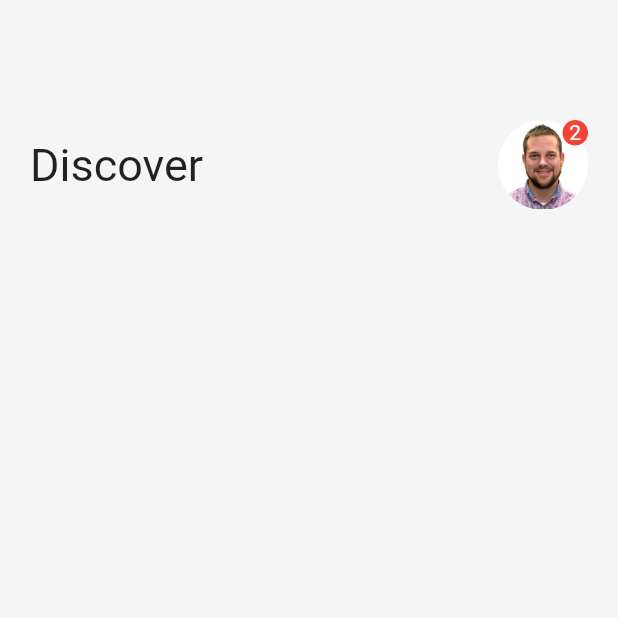
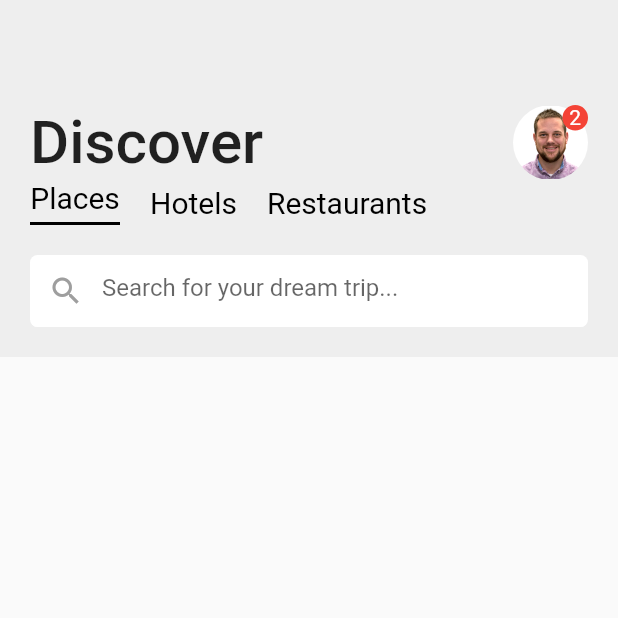
Before and after one commit to aledevme/flutter-travelui, a Flutter app: the Home screen opened by its route, on a phone screen of 412 x 824 dp, the top half of it. Run offline on Flutter 3.47's test engine with Material 2 defaults, Android fonts, the light colour scheme and no system bars.

Commit message:
header app - home screen fixed

```diff
--- a/lib/pages/home.dart
+++ b/lib/pages/home.dart
@@ -5,17 +5,28 @@ class Home extends StatelessWidget {
   @override
   Widget build(BuildContext context) {
     return Scaffold(
-      backgroundColor: Colors.grey[100],
       body: SingleChildScrollView(
         child: Container(
-          padding: EdgeInsets.symmetric(
-            horizontal: 20,
-            vertical: 80
-          ),
           child: Column(
             crossAxisAlignment: CrossAxisAlignment.start,
             children: [
-              _headerApp()
+             Container(
+               padding: EdgeInsets.only(
+                 top: 70,
+                 left: 20,
+                 right: 20,
+                 bottom: 20
+               ),
+               color: Colors.grey[200],
+               child: Column(
+                 children: [
+                    _headerApp(),
+                    _options(),
+                    SizedBox(height: 20),
+                    _searchField()
+                 ],
+               ),
+             )
             ],
           ),
         ),
@@ -30,7 +41,8 @@ class Home extends StatelessWidget {
       children: [
         Container(
           child: Text('Discover', style: TextStyle(
-            fontSize: 30
+            fontSize: 40,
+            fontWeight: FontWeight.w500,
           )),
         ),
         Stack(
@@ -38,14 +50,14 @@ class Home extends StatelessWidget {
             ClipRRect(
               borderRadius: BorderRadius.circular(100),
               child: Image(
-                  height: 60,
-                  width: 60,
+                height: 50,
+                width: 50,
                 image: AssetImage('assets/profile.png'),
               ),
             ),
             Positioned(
-                left: 43,
-                bottom: 43,
+              left: 33,
+              bottom: 33,
               child: Container(
                 decoration: BoxDecoration(
                   borderRadius: BorderRadius.circular(50),
@@ -54,7 +66,7 @@ class Home extends StatelessWidget {
                 width: 17,
                 height: 17,
                 child: Text('2', style: TextStyle(
-                    color: Colors.white
+                  color: Colors.white,
                 )),
                 alignment: Alignment.center,
               ),
@@ -64,4 +76,49 @@ class Home extends StatelessWidget {
       ],
     );
   }
+
+  Widget _options(){
+    return Row(
+      children: [
+        Column(
+          children: [
+            Text('Places', style: TextStyle(
+            fontSize: 20,
+              color: Colors.black
+            )),
+            SizedBox(height: 5),
+            Container(color: Colors.black,height: 2, width: 60)
+          ],
+        ),
+        SizedBox(width: 20),
+        Text('Hotels', style: TextStyle(
+          fontSize: 20,
+          color: Colors.black
+        )),
+        SizedBox(width: 20),
+          Text('Restaurants', style: TextStyle(
+          fontSize: 20,
+          color: Colors.black
+        )),
+      ],
+    );
   }
+
+  Widget _searchField(){
+    return TextField(
+      decoration: InputDecoration(
+        enabledBorder: UnderlineInputBorder(
+          borderSide: BorderSide(color: Colors.white),
+          borderRadius: BorderRadius.circular(5)
+        ),
+        filled: true,
+        fillColor: Colors.white,
+        prefixIcon: Icon(Icons.search, color: Colors.grey),
+        hintText: 'Search for your dream trip...',
+        focusedBorder:OutlineInputBorder(
+          borderSide: BorderSide(color: Colors.white, width: 2.0),
+        ),
+      ),
+    );
+  }
+}
```
Lines whose indentation alone changed are shown as unchanged.
